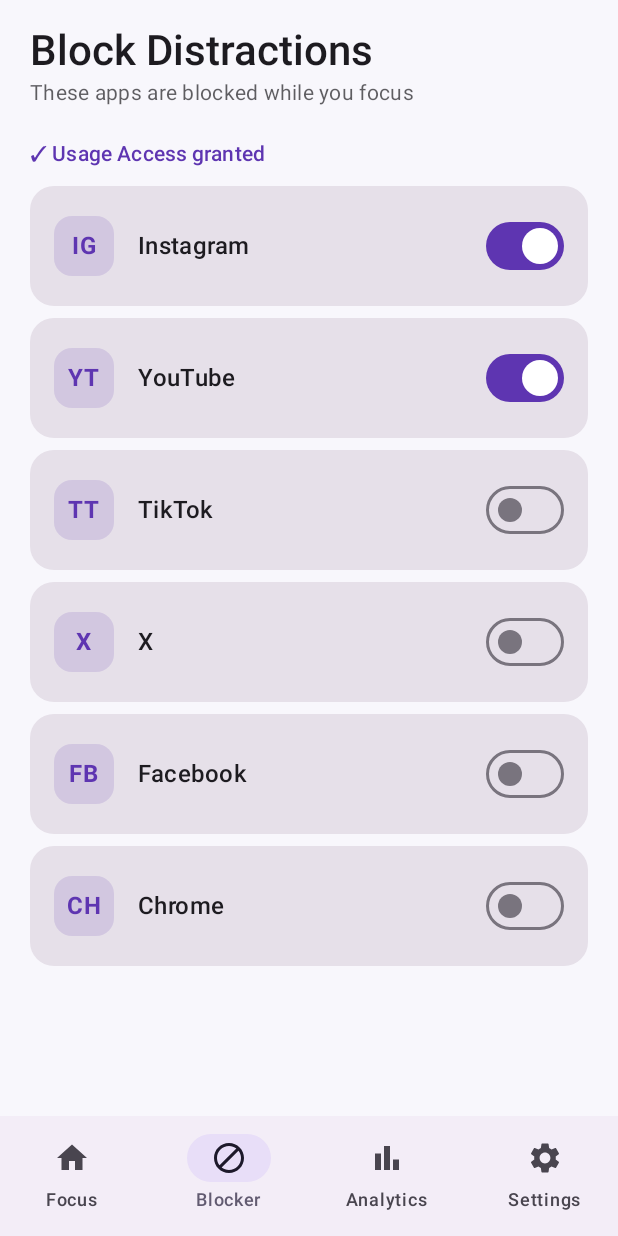
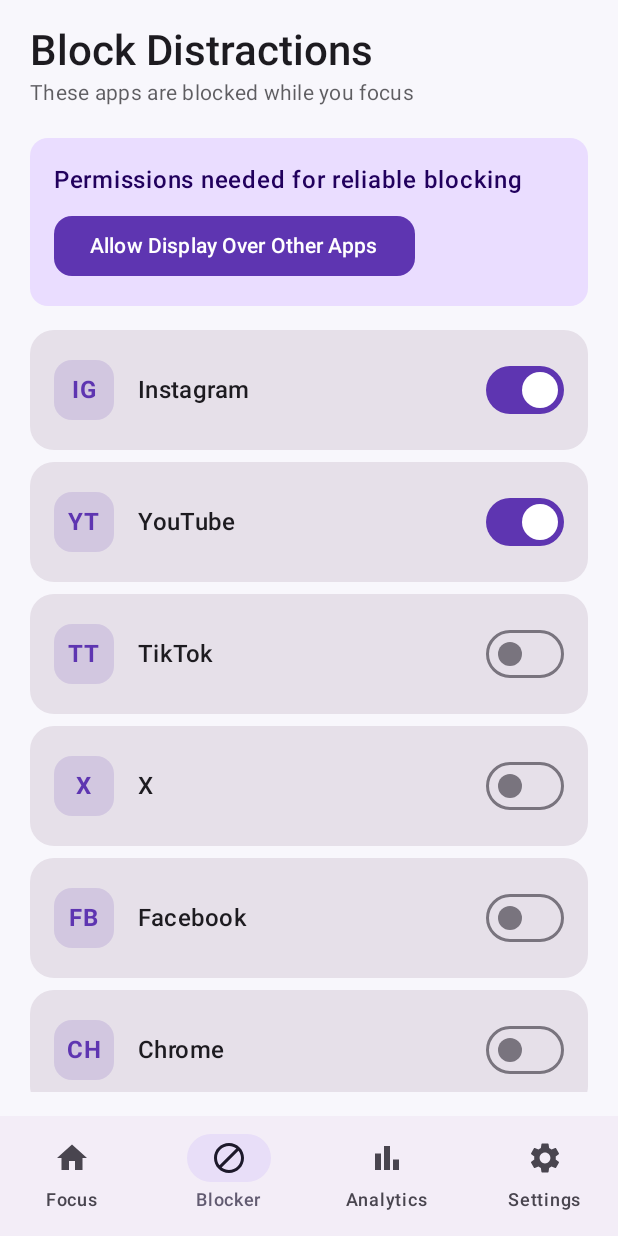
Before and after one commit to jeesoncherukattil/FocusFlow, an Android app built with Jetpack Compose: the BlockerScreen screen opened through its navigation route, on a phone screen of 412 x 824 dp. Run offline under Robolectric (Android 15) with nearby library versions, the phone set to English and light mode, and no system bars; our stand-ins replace Room's generated code.

Commit message:
Update BlockerScreen with overlay permission request

```diff
--- a/app/src/main/java/com/focusflow/app/ui/BlockerScreen.kt
+++ b/app/src/main/java/com/focusflow/app/ui/BlockerScreen.kt
@@ -37,39 +37,45 @@ fun BlockerScreen() {
     val blocked by BlockedAppsStore.packages.collectAsState()
     val blocker = remember { AppBlocker(context) }
     var hasPermission by remember { mutableStateOf(blocker.hasUsagePermission()) }
+    var hasOverlay by remember { mutableStateOf(blocker.hasOverlayPermission()) }
 
     DisposableEffect(lifecycleOwner) {
         val observer = LifecycleEventObserver { _, event ->
             if (event == Lifecycle.Event.ON_RESUME) {
                 hasPermission = blocker.hasUsagePermission()
+                hasOverlay = blocker.hasOverlayPermission()
             }
         }
         lifecycleOwner.lifecycle.addObserver(observer)
         onDispose { lifecycleOwner.lifecycle.removeObserver(observer) }
     }
 
-    Column(
-        modifier = Modifier.fillMaxSize().padding(horizontal = 20.dp, vertical = 16.dp)
-    ) {
+    Column(modifier = Modifier.fillMaxSize().padding(horizontal = 20.dp, vertical = 16.dp)) {
         Text("Block Distractions", style = MaterialTheme.typography.headlineMedium, fontWeight = FontWeight.SemiBold)
         Text("These apps are blocked while you focus", style = MaterialTheme.typography.bodyMedium, color = MaterialTheme.colorScheme.onSurface.copy(alpha = 0.7f))
         Spacer(Modifier.height(20.dp))
 
-        if (!hasPermission) {
+        if (!hasPermission || !hasOverlay) {
             Card(modifier = Modifier.fillMaxWidth(), colors = CardDefaults.cardColors(containerColor = MaterialTheme.colorScheme.primaryContainer)) {
                 Column(modifier = Modifier.padding(16.dp)) {
-                    Text("Permission needed", fontWeight = FontWeight.Medium)
-                    Spacer(Modifier.height(4.dp))
-                    Text("Grant Usage Access so FocusFlow can detect when you open blocked apps.", style = MaterialTheme.typography.bodySmall)
-                    Spacer(Modifier.height(12.dp))
-                    Button(onClick = { context.startActivity(Intent(Settings.ACTION_USAGE_ACCESS_SETTINGS)) }, shape = RoundedCornerShape(12.dp)) {
-                        Text("Open Settings")
+                    Text("Permissions needed for reliable blocking", fontWeight = FontWeight.Medium)
+                    Spacer(Modifier.height(8.dp))
+                    if (!hasPermission) {
+                        Button(onClick = { context.startActivity(Intent(Settings.ACTION_USAGE_ACCESS_SETTINGS)) }, shape = RoundedCornerShape(12.dp)) {
+                            Text("Grant Usage Access")
+                        }
+                        Spacer(Modifier.height(8.dp))
+                    }
+                    if (!hasOverlay) {
+                        Button(onClick = { blocker.requestOverlayPermission() }, shape = RoundedCornerShape(12.dp)) {
+                            Text("Allow Display Over Other Apps")
+                        }
                     }
                 }
             }
             Spacer(Modifier.height(16.dp))
         } else {
-            Text("\u2713 Usage Access granted", color = MaterialTheme.colorScheme.primary, style = MaterialTheme.typography.labelLarge)
+            Text("✓ Usage Access and Overlay granted", color = MaterialTheme.colorScheme.primary, style = MaterialTheme.typography.labelLarge)
             Spacer(Modifier.height(12.dp))
         }
 
```
